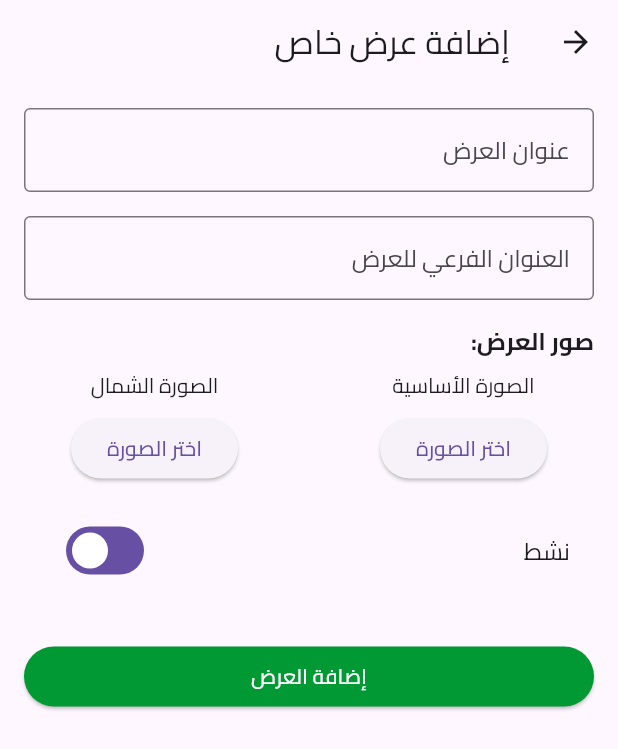
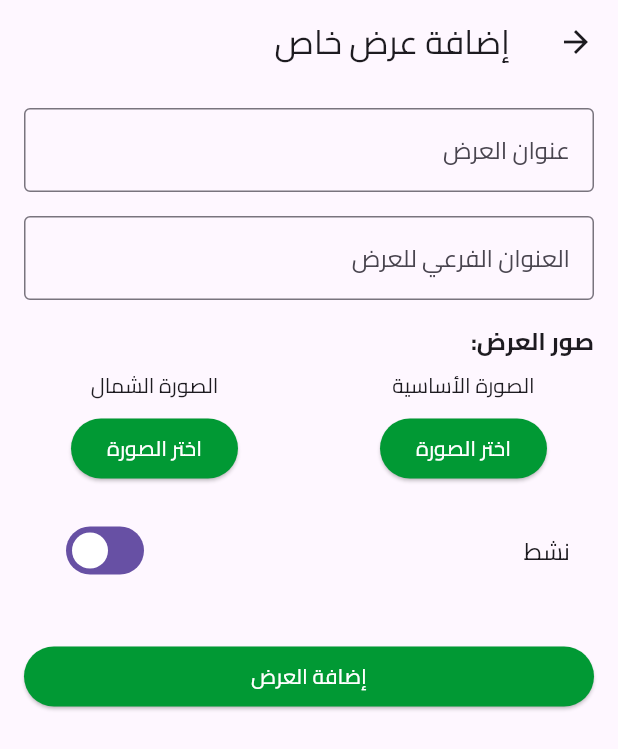
Before and after one commit to AbdulrhmanM0hamed/Web_Dashboard_Supabase, a Flutter app: the AddSpecialOfferView screen opened directly, after a tap on "اختر الصورة", on a phone screen of 412 x 824 dp. Shown: the top 749 px of the screen. Run offline on Flutter 3.47's test engine with Material 3 defaults, Android fonts, the phone set to English and light mode, and no system bars; our stand-ins replace equatable, flutter_bloc, get_it, image_picker, supabase_flutter; missing offline and left inert: dart:html; accounts and stored records are empty.

Commit message:
some changes

```diff
--- a/lib/dashboard/presentation/view/special_offers/add_special_offer_view.dart
+++ b/lib/dashboard/presentation/view/special_offers/add_special_offer_view.dart
@@ -21,6 +21,7 @@ class _AddSpecialOfferViewState extends State<AddSpecialOfferView> {
   String? _image3;
   bool _isActive = true;
   bool _isLoading = false;
+  bool _isUploadingImage = false;
 
   @override
   void dispose() {
@@ -45,14 +46,17 @@ class _AddSpecialOfferViewState extends State<AddSpecialOfferView> {
         await context.read<SpecialOffersCubit>().addSpecialOffer(offer);
         if (mounted) {
           ScaffoldMessenger.of(context).showSnackBar(
-            const SnackBar( backgroundColor: TColors.success ,content: Text('تم إضافة العرض بنجاح')),
+            const SnackBar(
+                backgroundColor: TColors.success,
+                content: Text('تم إضافة العرض بنجاح')),
           );
           Navigator.pop(context, true);
         }
       } catch (e) {
         if (mounted) {
           ScaffoldMessenger.of(context).showSnackBar(
-            SnackBar( backgroundColor: TColors.error ,content: Text('حدث خطأ: $e')),
+            SnackBar(
+                backgroundColor: TColors.error, content: Text('حدث خطأ: $e')),
           );
         }
       } finally {
@@ -135,32 +139,46 @@ class _AddSpecialOfferViewState extends State<AddSpecialOfferView> {
                           ],
                         )
                       else
-                        ElevatedButton(
+                        _isUploadingImage
+                            ? const Center(
+                                child: CircularProgressIndicator(),
+                              )
+                            : ElevatedButton(
+                                style: ElevatedButton.styleFrom(
+                                  backgroundColor: TColors.primary,
+                                ),
                                 onPressed: () async {
+                                  setState(() => _isUploadingImage = true);
+                                  try {
                                     final imageUrl = await ImagePickerService
                                         .pickImageSpecialOffer();
                                     if (imageUrl != null) {
                                       setState(() => _image1 = imageUrl);
                                     }
+                                  } finally {
+                                    setState(() => _isUploadingImage = false);
+                                  }
                                 },
-                          child: const Text('اختر الصورة'),
+                                child: const Text(
+                                  'اختر الصورة',
+                                  style: TextStyle(color: Colors.white),
+                                ),
                               ),
                     ],
                   ),
                 ),
                 const SizedBox(width: 16),
-
                 const SizedBox(width: 16),
                 Expanded(
                   child: Column(
                     children: [
                       const Text('الصورة الشمال'),
                       const SizedBox(height: 8),
-                      if (_image3 != null)
+                      if (_image2 != null)
                         Stack(
                           children: [
                             Image.network(
-                              _image3!,
+                              _image2!,
                               height: 100,
                               width: double.infinity,
                               fit: BoxFit.contain,
@@ -170,7 +188,7 @@ class _AddSpecialOfferViewState extends State<AddSpecialOfferView> {
                               child: IconButton(
                                 icon: const Icon(Icons.close),
                                 onPressed: () {
-                                  setState(() => _image3 = null);
+                                  setState(() => _image2 = null);
                                 },
                               ),
                             ),
@@ -178,14 +196,20 @@ class _AddSpecialOfferViewState extends State<AddSpecialOfferView> {
                         )
                       else
                         ElevatedButton(
+                          style: ElevatedButton.styleFrom(
+                            backgroundColor: TColors.primary,
+                          ),
                           onPressed: () async {
                             final imageUrl = await ImagePickerService
                                 .pickImageSpecialOffer();
                             if (imageUrl != null) {
-                              setState(() => _image3 = imageUrl);
+                              setState(() => _image2 = imageUrl);
                             }
                           },
-                          child: const Text('اختر الصورة'),
+                          child: const Text(
+                            'اختر الصورة',
+                            style: TextStyle(color: Colors.white),
+                          ),
                         ),
                     ],
                   ),
@@ -208,7 +232,10 @@ class _AddSpecialOfferViewState extends State<AddSpecialOfferView> {
                 onPressed: _isLoading ? null : _submitForm,
                 child: _isLoading
                     ? const CircularProgressIndicator()
-                    : const Text('إضافة العرض' , style: TextStyle(color: Colors.white),),
+                    : const Text(
+                        'إضافة العرض',
+                        style: TextStyle(color: Colors.white),
+                      ),
               ),
             ),
           ],
--- a/lib/main.dart
+++ b/lib/main.dart
@@ -8,8 +8,11 @@ import 'package:supabase_dashboard/dashboard/presentation/view/special_offers/sp
 import 'package:supabase_dashboard/dashboard/presentation/view_model/special_offers/special_offers_cubit.dart';
 import 'package:supabase_dashboard/generated/l10n.dart';
 import 'package:supabase_flutter/supabase_flutter.dart';
+import 'core/services/service_locator.dart';
 
 void main() async {
+  WidgetsFlutterBinding.ensureInitialized();
+  setupServiceLocator();
   await Supabase.initialize(
     url: 'https://kizgmgaocdhnarvqtzvf.supabase.co', // Supabase URL
     anonKey:
--- a/pubspec.yaml
+++ b/pubspec.yaml
@@ -28,6 +28,7 @@ environment:
 # the latest version available on pub.dev. To see which dependencies have newer
 # versions available, run `flutter pub outdated`.
 dependencies:
+  awesome_snackbar_content: ^0.1.3
   cupertino_icons: ^1.0.8
   dartz: ^0.10.1
   equatable: ^2.0.7
@@ -38,10 +39,11 @@ dependencies:
     sdk: flutter
   image_picker: ^1.0.7
   logger: ^2.5.0
+  page_transition: ^2.1.0
   supabase_flutter: ^2.8.1
-  awesome_snackbar_content: ^0.1.3
   timeago: ^3.6.0
   typed_data: ^1.4.0
+  get_it: ^7.6.4
 
 dev_dependencies:
   flutter_lints: ^4.0.0
```
Also changed, not shown: lib/core/services/service_locator.dart (added, +18 -0 lines), lib/dashboard/data/models/user_model.dart (added, +42 -0 lines), lib/dashboard/data/repositories/user_repository.dart (added, +45 -0 lines), lib/dashboard/domain/entities/user_entity.dart (added, +32 -0 lines), lib/dashboard/presentation/view/special_offers/edit_special_offer_view.dart (+19 -13 lines), lib/dashboard/presentation/view/users/users_view.dart (added, +58 -0 lines), lib/dashboard/presentation/view/widgets/dashboard_view_body.dart (+16 -8 lines), lib/dashboard/presentation/view_model/users/users_cubit.dart (added, +29 -0 lines), lib/dashboard/presentation/view_model/users/users_state.dart (added, +33 -0 lines), pubspec.lock, web_entrypoint.dart (added). Lines whose indentation alone changed are shown as unchanged.
